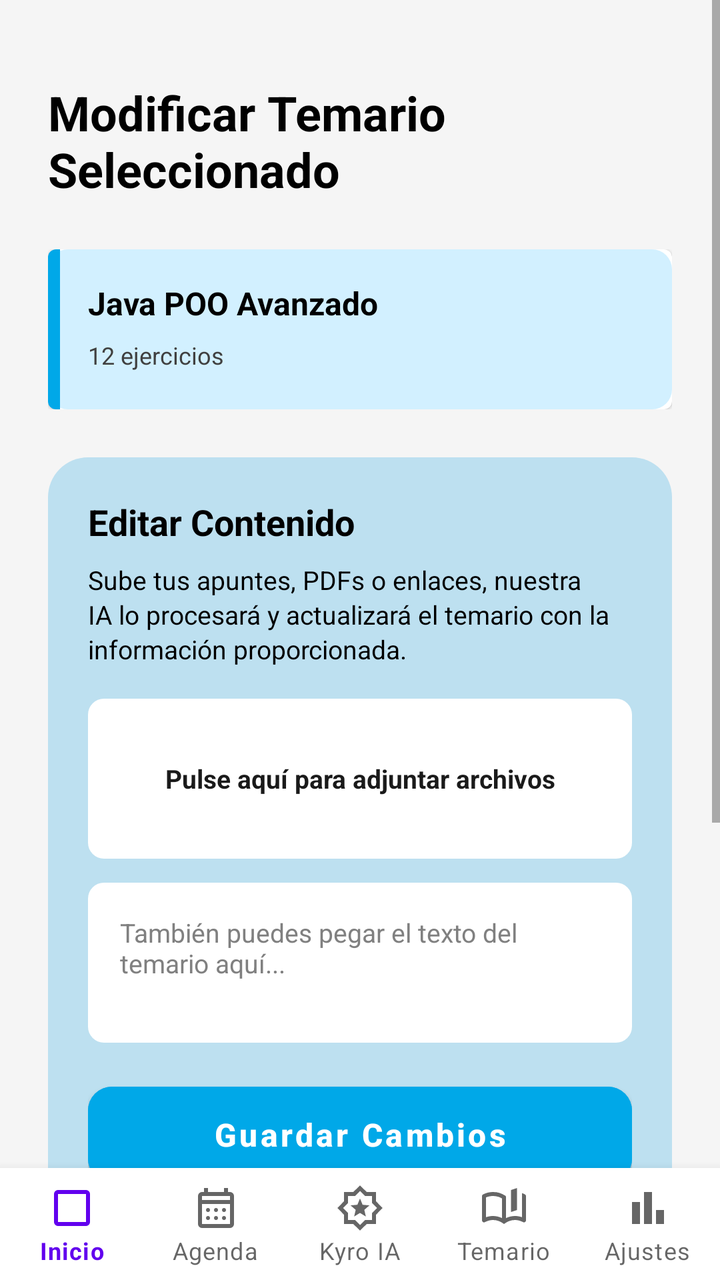
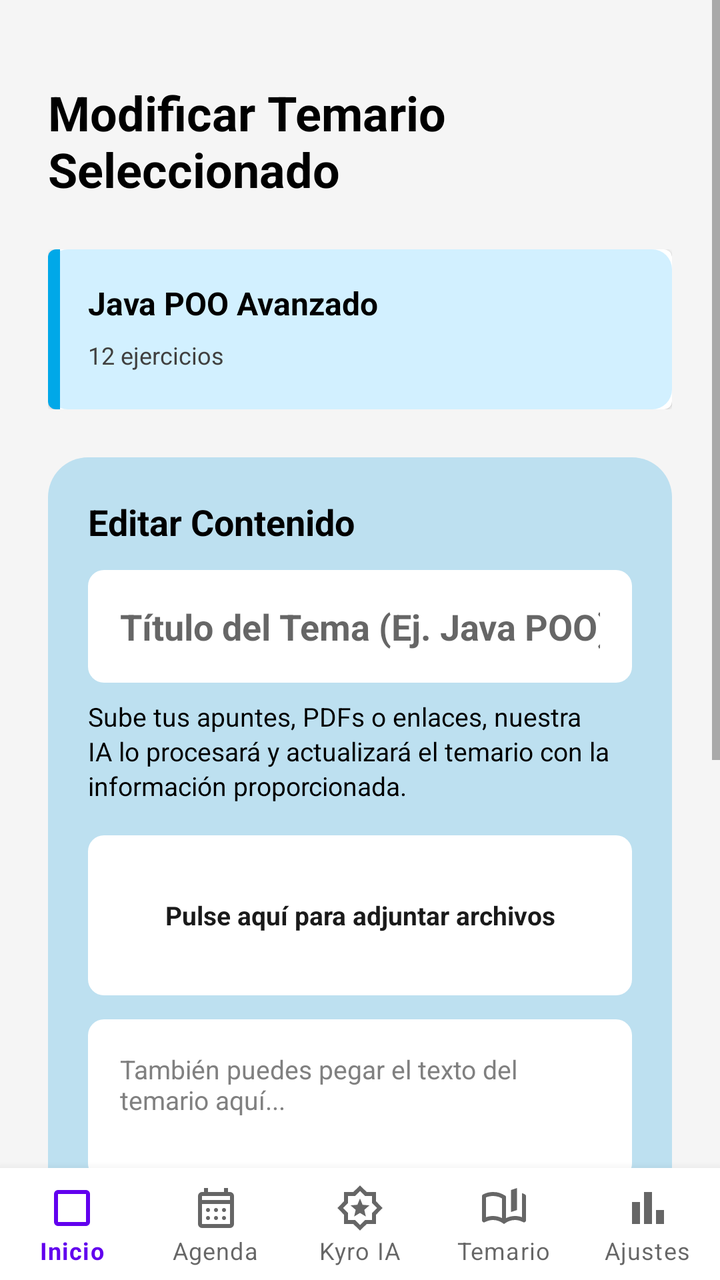

Before-and-after screenshots of an Android layout around one commit, followed by the original layout XML and the change that was made.
<!-- AndroidManifest.xml: activity theme Theme.MaterialComponents.Light.NoActionBar -->
<!-- res/layout/activity_modificar_temario.xml -->
<?xml version="1.0" encoding="utf-8"?>
<androidx.constraintlayout.widget.ConstraintLayout xmlns:android="http://schemas.android.com/apk/res/android"
    xmlns:app="http://schemas.android.com/apk/res-auto"
    android:layout_width="match_parent"
    android:layout_height="match_parent"
    android:background="#F5F5F5">

    <ScrollView
        android:layout_width="match_parent"
        android:layout_height="0dp"
        android:fillViewport="true"
        app:layout_constraintTop_toTopOf="parent"
        app:layout_constraintStart_toStartOf="parent"
        app:layout_constraintEnd_toEndOf="parent"
        app:layout_constraintBottom_toTopOf="@+id/bottomNavigation">

    <androidx.constraintlayout.widget.ConstraintLayout
        android:layout_width="match_parent"
        android:layout_height="wrap_content"
        android:padding="24dp">

        <TextView
            android:id="@+id/tvTituloModificar"
            android:layout_width="0dp"
            android:layout_height="wrap_content"
            android:text="Modificar Temario Seleccionado"
            android:textColor="#000000"
            android:textSize="24sp"
            android:textStyle="bold"
            android:layout_marginTop="16dp"
            app:layout_constraintStart_toStartOf="parent"
            app:layout_constraintTop_toTopOf="parent"
            android:layout_marginEnd="8dp"/>

        <LinearLayout
            android:id="@+id/containerTemarioInfo"
            android:layout_width="match_parent"
            android:layout_height="wrap_content"
            android:layout_marginTop="24dp"
            android:orientation="vertical"
            app:layout_constraintTop_toBottomOf="@id/tvTituloModificar">

            <com.google.android.material.card.MaterialCardView
                android:layout_width="match_parent"
                android:layout_height="wrap_content">

                <androidx.constraintlayout.widget.ConstraintLayout
                    android:layout_width="match_parent"
                    android:layout_height="wrap_content"
                    android:background="@drawable/bg_azul_claro_kyro"
                    android:minHeight="80dp">

                    <View
                        android:layout_width="6dp"
                        android:layout_height="0dp"
                        android:background="#00A8E8"
                        app:layout_constraintBottom_toBottomOf="parent"
                        app:layout_constraintStart_toStartOf="parent"
                        app:layout_constraintTop_toTopOf="parent" />

                    <TextView
                        android:id="@+id/tvNombreAsignatura"
                        android:layout_width="0dp"
                        android:layout_height="wrap_content"
                        android:layout_marginStart="20dp"
                        android:layout_marginTop="16dp"
                        android:layout_marginEnd="8dp"
                        android:text="Java POO Avanzado"
                        android:textColor="#000000"
                        android:textSize="16sp"
                        android:textStyle="bold"
                        app:layout_constraintEnd_toEndOf="parent"
                        app:layout_constraintStart_toStartOf="parent"
                        app:layout_constraintTop_toTopOf="parent" />

                    <TextView
                        android:layout_width="wrap_content"
                        android:layout_height="wrap_content"
                        android:layout_marginStart="20dp"
                        android:layout_marginTop="4dp"
                        android:layout_marginBottom="16dp"
                        android:text="12 ejercicios"
                        android:textColor="#404040"
                        android:textSize="12sp"
                        app:layout_constraintBottom_toBottomOf="parent"
                        app:layout_constraintStart_toStartOf="parent"
                        app:layout_constraintTop_toBottomOf="@id/tvNombreAsignatura" />

                </androidx.constraintlayout.widget.ConstraintLayout>
            </com.google.android.material.card.MaterialCardView>

        </LinearLayout>

        <LinearLayout
            android:id="@+id/containerCargarNuevo"
            android:layout_width="match_parent"
            android:layout_height="wrap_content"
            android:layout_marginTop="24dp"
            android:orientation="vertical"
            android:padding="20dp"
            android:background="@drawable/bg_azul_kyro"
            app:layout_constraintTop_toBottomOf="@id/containerTemarioInfo">

            <TextView
                android:layout_width="wrap_content"
                android:layout_height="wrap_content"
                android:text="Editar Contenido"
                android:textColor="#000000"
                android:textSize="18sp"
                android:textStyle="bold" />

            <TextView
                android:layout_width="match_parent"
                android:layout_height="wrap_content"
                android:layout_marginTop="8dp"
                android:text="Sube tus apuntes, PDFs o enlaces, nuestra IA lo procesará y actualizará el temario con la información proporcionada."
                android:textColor="#000000"
                android:textSize="13sp"
                android:lineSpacingExtra="2dp"/>

            <TextView
                android:id="@+id/btnAdjuntar"
                android:layout_width="match_parent"
                android:layout_height="80dp"
                android:layout_marginTop="16dp"
                android:background="@drawable/bg_blanco_redondeado"
                android:gravity="center"
                android:text="Pulse aquí para adjuntar archivos"
                android:textColor="#1A1A1A"
                android:textSize="13sp"
                android:textStyle="bold"
                android:padding="8dp"/>

            <EditText
                android:id="@+id/etContenidoApuntes"
                android:layout_width="match_parent"
                android:layout_height="80dp"
                android:layout_marginTop="12dp"
                android:background="@drawable/bg_blanco_redondeado"
                android:gravity="top|start"
                android:padding="16dp"
                android:hint="También puedes pegar el texto del temario aquí..."
                android:textColorHint="#808080"
                android:textColor="#1A1A1A"
                android:textSize="13sp"
                android:inputType="textMultiLine"
                android:maxLines="10"
                />

            <com.google.android.material.button.MaterialButton
                android:id="@+id/btnAnalizar"
                android:layout_width="match_parent"
                android:layout_height="60dp"
                android:layout_marginTop="16dp"
                android:backgroundTint="#00A8E8"
                android:text="Guardar Cambios"
                android:textAllCaps="false"
                android:textColor="#FFFFFF"
                android:textSize="16sp"
                android:textStyle="bold"
                app:cornerRadius="12dp" />

            <com.google.android.material.button.MaterialButton
                android:id="@+id/btnEliminar"
                android:layout_width="match_parent"
                android:layout_height="60dp"
                android:layout_marginTop="24dp"
                android:layout_marginBottom="24dp"
                android:text="Eliminar Temario"
                android:textAllCaps="false"
                android:textColor="#FFFFFF"
                android:textSize="16sp"
                android:textStyle="bold"
                app:backgroundTint="#FF5252"
                app:cornerRadius="12dp"
                app:icon="@android:drawable/ic_menu_delete"
                app:iconGravity="textStart"
                app:iconTint="#FFFFFF" />


        </LinearLayout>

        <View
            android:layout_width="match_parent"
            android:layout_height="80dp"
            app:layout_constraintTop_toBottomOf="@id/containerCargarNuevo"/>

        </androidx.constraintlayout.widget.ConstraintLayout>
    </ScrollView>

        
        <com.google.android.material.bottomnavigation.BottomNavigationView
            android:id="@+id/bottomNavigation"
            android:layout_width="0dp"
            android:layout_height="wrap_content"
            android:background="@android:color/white"
            app:elevation="8dp"
            app:labelVisibilityMode="labeled"
            app:menu="@menu/bottom_nav_menu"
            app:layout_constraintBottom_toBottomOf="parent"
            app:layout_constraintStart_toStartOf="parent"
            app:layout_constraintEnd_toEndOf="parent" />


</androidx.constraintlayout.widget.ConstraintLayout>
<!-- resources referenced by this layout -->
<resources>
  <!-- drawable bg_azul_claro_kyro (drawable) -->
  <?xml version="1.0" encoding="utf-8"?>
  <shape xmlns:android="http://schemas.android.com/apk/res/android">
      <solid android:color="#D2F0FF"/>
      <corners android:radius="10dp"/>
  </shape>
  <!-- drawable bg_azul_kyro (drawable) -->
  <?xml version="1.0" encoding="utf-8"?>
  <shape xmlns:android="http://schemas.android.com/apk/res/android">
      <solid android:color="#BDE0F0"/>
      <corners android:radius="20dp"/>
  </shape>
  <!-- drawable bg_blanco_redondeado (drawable) -->
  <?xml version="1.0" encoding="utf-8"?>
  <shape xmlns:android="http://schemas.android.com/apk/res/android">
      <solid android:color="#FFFFFF"/>
      <corners android:radius="8dp"/>
  </shape>
</resources>

<!-- the commit's change to res/layout/activity_modificar_temario.xml (unified diff, before → after) -->
@@ -109,6 +109,19 @@
                 android:textSize="18sp"
                 android:textStyle="bold" />
 
+            <EditText
+                android:id="@+id/etTituloModificar"
+                android:layout_width="match_parent"
+                android:layout_height="wrap_content"
+                android:layout_marginTop="12dp"
+                android:background="@drawable/bg_blanco_redondeado"
+                android:padding="16dp"
+                android:hint="Título del Tema (Ej. Java POO)"
+                android:textColor="#1A1A1A"
+                android:textStyle="bold"
+                android:inputType="textCapSentences"
+                android:maxLines="1" />
+
             <TextView
                 android:layout_width="match_parent"
                 android:layout_height="wrap_content"
